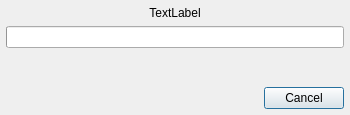
Above: src/main/designer/processdialog.ui from dnkorpushov/libro before the change. Below: the same form after it.
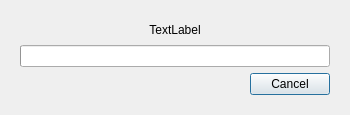
That is the form after the change.

Diff of the .ui file:
```diff
--- a/src/main/designer/processdialog.ui
+++ b/src/main/designer/processdialog.ui
@@ -33,22 +33,19 @@
   </property>
   <layout class="QGridLayout" name="gridLayout">
    <property name="leftMargin">
-    <number>6</number>
+    <number>20</number>
    </property>
    <property name="topMargin">
-    <number>6</number>
+    <number>20</number>
    </property>
    <property name="rightMargin">
-    <number>6</number>
+    <number>20</number>
    </property>
    <property name="bottomMargin">
-    <number>6</number>
+    <number>20</number>
    </property>
-   <property name="horizontalSpacing">
-    <number>6</number>
-   </property>
-   <property name="verticalSpacing">
-    <number>3</number>
+   <property name="spacing">
+    <number>0</number>
    </property>
    <item row="0" column="0">
     <layout class="QVBoxLayout" name="verticalLayout">
@@ -78,21 +75,11 @@
        </property>
       </widget>
      </item>
-     <item>
-      <spacer name="verticalSpacer">
-       <property name="orientation">
-        <enum>Qt::Vertical</enum>
-       </property>
-       <property name="sizeHint" stdset="0">
-        <size>
-         <width>20</width>
-         <height>40</height>
-        </size>
-       </property>
-      </spacer>
-     </item>
      <item>
       <layout class="QHBoxLayout" name="horizontalLayout">
+       <property name="spacing">
+        <number>0</number>
+       </property>
        <item>
         <spacer name="horizontalSpacer">
          <property name="orientation">
```
